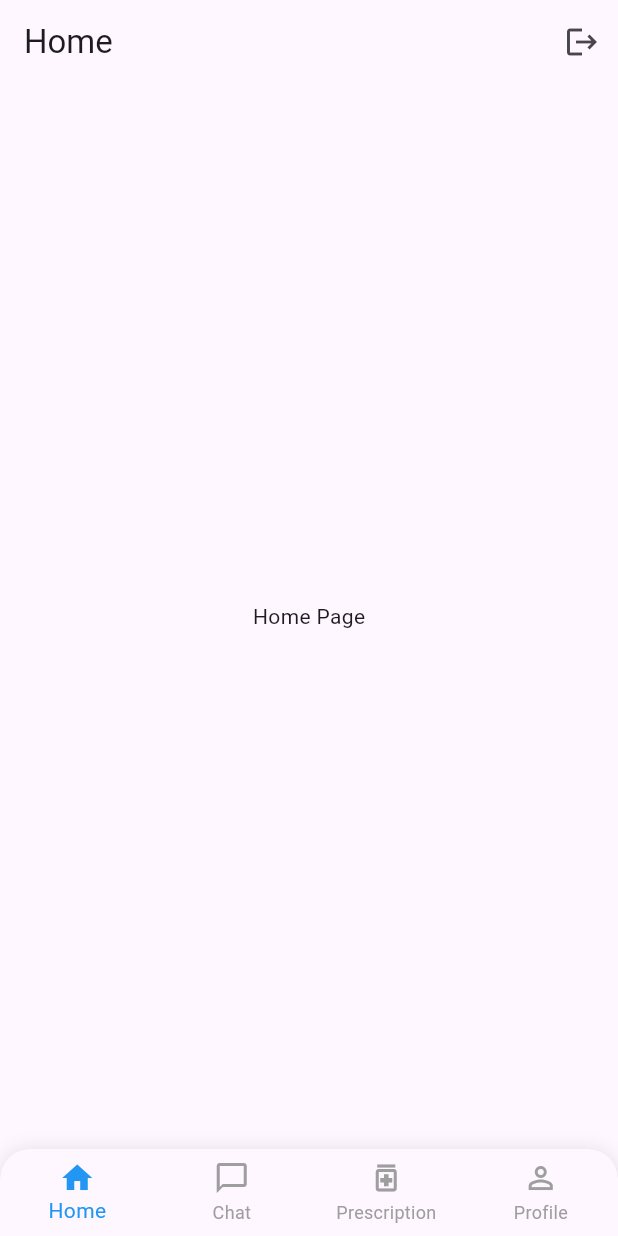
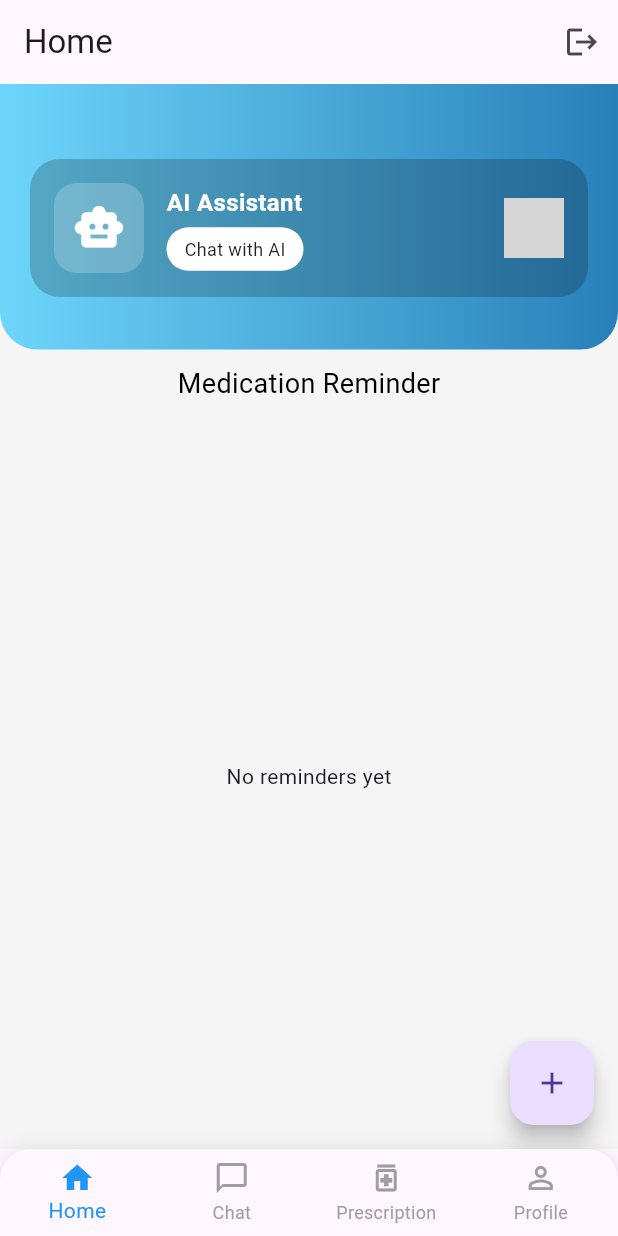
Before and after one commit to tanyouchun/pharmacy-engagement-system, a Flutter app: the screen it shows once a user with an empty profile is signed in, on a phone screen of 412 x 824 dp. Run offline on Flutter 3.47's test engine with Material 3 defaults, Android fonts, the phone set to English and light mode, and no system bars; our stand-ins replace cloud_firestore, firebase_auth, firebase_core, google_sign_in; accounts and stored records are empty; grey boxes are pictures that could not be loaded.

Commit message:
crud medication reminder

```diff
--- a/pharmacy_system/lib/main.dart
+++ b/pharmacy_system/lib/main.dart
@@ -8,7 +8,7 @@ import 'viewmodels/signup_viewmodel.dart';
 import 'viewmodels/user_profile_viewmodel.dart';
 import 'viewmodels/prescription_viewmodel.dart';
 import 'viewmodels/chat_viewmodel.dart';
-import 'viewmodels/pharmacist_list_viewmodel.dart';
+import 'viewmodels/reminder_viewmodel.dart';
 import 'views/auth_wrapper.dart';
 import 'views/pharmacist/pharmacist_profile_Form_view.dart';
 
@@ -31,7 +31,7 @@ class MyApp extends StatelessWidget {
         ChangeNotifierProvider(create: (_) => UserProfileViewModel()),
         ChangeNotifierProvider(create: (_) => PrescriptionViewModel()),
         ChangeNotifierProvider(create: (_) => ChatViewModel()),
-        ChangeNotifierProvider(create: (_) => PharmacistViewModel()),
+        ChangeNotifierProvider(create: (_) => ReminderViewModel()),
       ],
       child: MaterialApp(
         debugShowCheckedModeBanner: false,
--- /dev/null
+++ b/pharmacy_system/lib/models/reminder.dart
@@ -0,0 +1,53 @@
+class Reminder {
+  final String id;
+  final String userId;
+  final String prescriptionId;
+  final String medicationName;
+  final DateTime time;
+  final String frequency; // e.g. "Once daily"
+
+  Reminder({
+    required this.id,
+    required this.userId,
+    required this.prescriptionId,
+    required this.medicationName,
+    required this.time,
+    required this.frequency,
+  });
+
+  Map<String, dynamic> toMap() {
+    return {
+      'userId': userId,
+      'prescriptionId': prescriptionId,
+      'medicationName': medicationName,
+      'time': time.toIso8601String(),
+      'frequency': frequency,
+    };
+  }
+
+  factory Reminder.fromMap(String id, Map<String, dynamic> map) {
+    return Reminder(
+      id: id,
+      userId: map['userId'],
+      prescriptionId: map['prescriptionId'],
+      medicationName: map['medicationName'],
+      time: DateTime.parse(map['time']),
+      frequency: map['frequency'],
+    );
+  }
+
+  Reminder copyWith({
+    String? medicationName,
+    DateTime? time,
+    String? frequency,
+  }) {
+    return Reminder(
+      id: id,
+      userId: userId,
+      prescriptionId: prescriptionId,
+      medicationName: medicationName ?? this.medicationName,
+      time: time ?? this.time,
+      frequency: frequency ?? this.frequency,
+    );
+  }
+}
--- /dev/null
+++ b/pharmacy_system/lib/viewmodels/reminder_viewmodel.dart
@@ -0,0 +1,52 @@
+import 'package:flutter/material.dart';
+import 'package:cloud_firestore/cloud_firestore.dart';
+import 'package:firebase_auth/firebase_auth.dart';
+import '../models/reminder.dart';
+
+class ReminderViewModel extends ChangeNotifier {
+  final _db = FirebaseFirestore.instance;
+  final _auth = FirebaseAuth.instance;
+
+  List<Reminder> _reminders = [];
+  List<Reminder> get reminders => _reminders;
+
+  String get userId => _auth.currentUser!.uid;
+
+  /// LOAD reminders
+  Future<void> fetchReminders() async {
+    final snapshot =
+        await _db
+            .collection('reminders')
+            .where('userId', isEqualTo: userId)
+            .get();
+
+    _reminders =
+        snapshot.docs
+            .map((doc) => Reminder.fromMap(doc.id, doc.data()))
+            .toList();
+
+    notifyListeners(); // 🔥 important
+  }
+
+  /// CREATE
+  Future<void> createReminder(Reminder reminder) async {
+    try {
+      await _db.collection('reminders').add(reminder.toMap());
+      await fetchReminders(); // refresh UI
+    } catch (e) {
+      throw Exception("Failed to create reminder");
+    }
+  }
+
+  Future<void> updateReminder(Reminder reminder) async {
+    await _db.collection('reminders').doc(reminder.id).update(reminder.toMap());
+
+    await fetchReminders(); // refresh UI
+  }
+
+  /// DELETE
+  Future<void> deleteReminder(String id) async {
+    await _db.collection('reminders').doc(id).delete();
+    await fetchReminders();
+  }
+}
--- a/pharmacy_system/lib/views/home_page.dart
+++ b/pharmacy_system/lib/views/home_page.dart
@@ -9,6 +9,7 @@ import 'auth_wrapper.dart';
 import 'pharmacist/pharmacist_profile_wrapper.dart';
 import 'user/user_chat_list_view.dart';
 import 'pharmacist/pharmacist_chat_list_view.dart';
+import 'reminder_view.dart';
 
 class HomePage extends StatefulWidget {
   const HomePage({super.key});
@@ -94,7 +95,7 @@ class _HomePageState extends State<HomePage> {
 
   List<Widget> get _pages {
     // Shared first, second and fourth tabs
-    final home = const Center(child: Text("Home Page"));
+    final home = const ReminderHomeView();
     final chat = _role == 'pharmacist'
     ? const PharmacistChatListView()
     : const ChatListView();
--- /dev/null
+++ b/pharmacy_system/lib/views/reminder_view.dart
@@ -0,0 +1,291 @@
+import 'package:flutter/material.dart';
+import 'package:provider/provider.dart';
+import '../viewmodels/reminder_viewmodel.dart';
+import 'create_reminder_view.dart';
+import 'pharmacist/pharmacist_chatbot_view.dart';
+
+class ReminderHomeView extends StatefulWidget {
+  const ReminderHomeView({super.key});
+
+  @override
+  State<ReminderHomeView> createState() => _ReminderHomeViewState();
+}
+
+class _ReminderHomeViewState extends State<ReminderHomeView> {
+  @override
+  void initState() {
+    super.initState();
+
+    // Load data once
+    Future.microtask(
+      () =>
+          Provider.of<ReminderViewModel>(
+            context,
+            listen: false,
+          ).fetchReminders(),
+    );
+  }
+
+  @override
+  Widget build(BuildContext context) {
+    final vm = Provider.of<ReminderViewModel>(context);
+
+    return Scaffold(
+      backgroundColor: Colors.grey[100],
+      body: Column(
+        children: [
+          /// HEADER
+          Container(
+            padding: const EdgeInsets.fromLTRB(20, 50, 20, 20),
+            decoration: const BoxDecoration(
+              gradient: LinearGradient(
+                colors: [Color(0xFF6DD5FA), Color(0xFF2980B9)],
+              ),
+              borderRadius: BorderRadius.only(
+                bottomLeft: Radius.circular(25),
+                bottomRight: Radius.circular(25),
+              ),
+            ),
+            child: Column(
+              children: [
+                /// AI BANNER CARD
+                Container(
+                  padding: const EdgeInsets.all(16),
+                  decoration: BoxDecoration(
+                    color: Colors.black.withOpacity(0.2),
+                    borderRadius: BorderRadius.circular(20),
+                  ),
+                  child: Row(
+                    children: [
+                      /// 🤖 AI IMAGE
+                      Container(
+                        height: 60,
+                        width: 60,
+                        decoration: BoxDecoration(
+                          color: Colors.white.withOpacity(0.2),
+                          borderRadius: BorderRadius.circular(15),
+                        ),
+                        child: const Icon(
+                          Icons.smart_toy,
+                          color: Colors.white,
+                          size: 35,
+                        ),
+                      ),
+
+                      const SizedBox(width: 15),
+
+                      /// TEXT + BUTTON
+                      Expanded(
+                        child: Column(
+                          crossAxisAlignment: CrossAxisAlignment.start,
+                          children: [
+                            const Text(
+                              "AI Assistant",
+                              style: TextStyle(
+                                color: Colors.white,
+                                fontSize: 16,
+                                fontWeight: FontWeight.bold,
+                              ),
+                            ),
+
+                            const SizedBox(height: 5),
+
+                            GestureDetector(
+                              onTap: () {
+                                Navigator.push(
+                                  context,
+                                  MaterialPageRoute(
+                                    builder:
+                                        (_) => const PharmacistChatbotView(),
+                                  ),
+                                );
+                              },
+                              child: Container(
+                                padding: const EdgeInsets.symmetric(
+                                  horizontal: 12,
+                                  vertical: 6,
+                                ),
+                                decoration: BoxDecoration(
+                                  color: Colors.white,
+                                  borderRadius: BorderRadius.circular(20),
+                                ),
+                                child: const Text(
+                                  "Chat with AI",
+                                  style: TextStyle(
+                                    color: Colors.black87,
+                                    fontSize: 12,
+                                  ),
+                                ),
+                              ),
+                            ),
+                          ],
+                        ),
+                      ),
+
+                      /// USER AVATAR
+                      const CircleAvatar(
+                        radius: 20,
+                        backgroundImage: AssetImage(
+                          "assets/avatar.png",
+                        ), // replace if needed
+                      ),
+                    ],
+                  ),
+                ),
+
+                const SizedBox(height: 15),
+              ],
+            ),
+          ),
+
+          const SizedBox(height: 10),
+
+          /// TITLE BELOW
+          const Text(
+            "Medication Reminder",
+            style: TextStyle(color: Colors.black, fontSize: 18),
+          ),
+
+          /// LIST
+          Expanded(
+            child:
+                vm.reminders.isEmpty
+                    ? const Center(child: Text("No reminders yet"))
+                    : ListView.builder(
+                      itemCount: vm.reminders.length,
+                      itemBuilder: (context, index) {
+                        final r = vm.reminders[index];
+
+                        return Card(
+                          margin: const EdgeInsets.symmetric(
+                            horizontal: 16,
+                            vertical: 8,
+                          ),
+                          child: ListTile(
+                            title: Text(r.medicationName),
+                            subtitle: Text(r.frequency),
+                            trailing: Text(
+                              "${r.time.hour}:${r.time.minute.toString().padLeft(2, '0')}",
+                            ),
+
+                            onTap: () => _showReminderDetails(context, r),
+                            onLongPress: () => _confirmDelete(context, r.id),
+                          ),
+                        );
+                      },
+                    ),
+          ),
+        ],
+      ),
+
+      floatingActionButton: FloatingActionButton(
+        onPressed: () {
+          Navigator.push(
+            context,
+            MaterialPageRoute(builder: (_) => const CreateReminderView()),
+          );
+        },
+        child: const Icon(Icons.add),
+      ),
+    );
+  }
+
+  void _showReminderDetails(BuildContext context, reminder) {
+    showModalBottomSheet(
+      context: context,
+      shape: const RoundedRectangleBorder(
+        borderRadius: BorderRadius.vertical(top: Radius.circular(20)),
+      ),
+      builder: (_) {
+        return Padding(
+          padding: const EdgeInsets.all(20),
+          child: Column(
+            mainAxisSize: MainAxisSize.min,
+            crossAxisAlignment: CrossAxisAlignment.start,
+            children: [
+              Text(
+                reminder.medicationName,
+                style: const TextStyle(
+                  fontSize: 18,
+                  fontWeight: FontWeight.bold,
+                ),
+              ),
+
+              const SizedBox(height: 10),
+
+              Text("Frequency: ${reminder.frequency}"),
+              Text(
+                "Time: ${reminder.time.hour}:${reminder.time.minute.toString().padLeft(2, '0')}",
+              ),
+
+              const SizedBox(height: 20),
+
+              Row(
+                mainAxisAlignment: MainAxisAlignment.spaceBetween,
+                children: [
+                  /// EDIT
+                  ElevatedButton.icon(
+                    onPressed: () {
+                      Navigator.pop(context);
+                      _goToEdit(reminder);
+                    },
+                    icon: const Icon(Icons.edit),
+                    label: const Text("Edit"),
+                  ),
+
+                  /// DELETE
+                  ElevatedButton.icon(
+                    style: ElevatedButton.styleFrom(
+                      backgroundColor: Colors.red,
+                    ),
+                    onPressed: () {
+                      Navigator.pop(context);
+                      _confirmDelete(context, reminder.id);
+                    },
+                    icon: const Icon(Icons.delete),
+                    label: const Text("Delete"),
+                  ),
+                ],
+              ),
+            ],
+          ),
+        );
+      },
+    );
+  }
+
+  void _confirmDelete(BuildContext context, String id) {
+    final vm = Provider.of<ReminderViewModel>(context, listen: false);
+
+    showDialog(
+      context: context,
+      builder:
+          (_) => AlertDialog(
+            title: const Text("Delete Reminder"),
+            content: const Text(
+              "Are you sure you want to delete this reminder?",
+            ),
+            actions: [
+              TextButton(
+                onPressed: () => Navigator.pop(context),
+                child: const Text("Cancel"),
+              ),
+              TextButton(
+                onPressed: () async {
+                  await vm.deleteReminder(id);
+                  Navigator.pop(context);
+                },
+                child: const Text("Delete"),
+              ),
+            ],
+          ),
+    );
+  }
+
+  void _goToEdit(reminder) {
+    Navigator.push(
+      context,
+      MaterialPageRoute(builder: (_) => CreateReminderView(reminder: reminder)),
+    );
+  }
+}
```
Also changed, not shown: pharmacy_system/lib/views/create_reminder_view.dart (added, +127 -0 lines).
